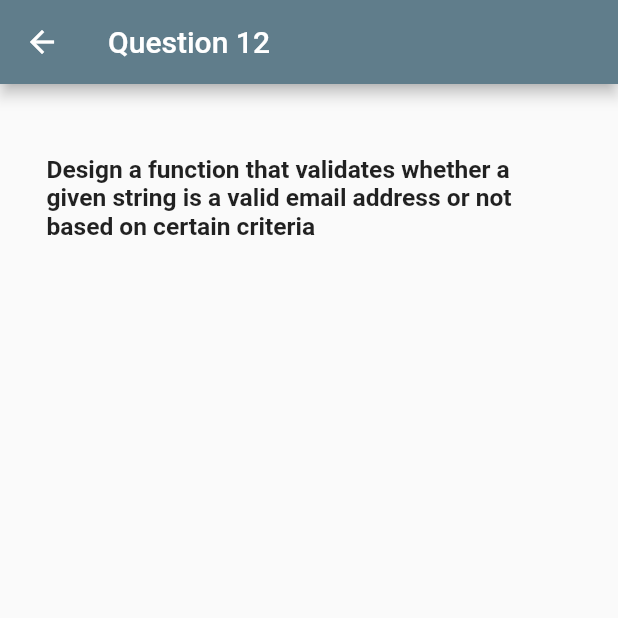
After one commit to quezera97/example_technical_questions, a Flutter app: the Question12 screen opened directly, on a phone screen of 412 x 824 dp, the top half of it. The commit adds this screen. Run offline on Flutter 3.47's test engine with Material 2 defaults, Android fonts, the phone set to English and light mode, and no system bars; our stand-ins replace carousel_slider, flutter_widget_from_html, math_expressions, shared_preferences; missing offline and left inert: currency_formatter, flutter_inappwebview; accounts and stored records are empty.

Commit message:
question 11 - flutter

```diff
--- a/technical_question_flutter/lib/dashboard.dart
+++ b/technical_question_flutter/lib/dashboard.dart
@@ -4,6 +4,12 @@ import 'package:flutter_inappwebview/flutter_inappwebview.dart';
 import 'pages/intermission_question_5.dart';
 import 'pages/question_1.dart';
 import 'pages/question_10.dart';
+import 'pages/question_11.dart';
+import 'pages/question_12.dart';
+import 'pages/question_13.dart';
+import 'pages/question_14.dart';
+import 'pages/question_15.dart';
+import 'pages/question_16.dart';
 import 'pages/question_2.dart';
 import 'pages/question_3.dart';
 import 'pages/question_4.dart';
@@ -95,34 +101,70 @@ class _DashboardState extends State<Dashboard> {
                       MaterialPageRoute(builder: (context) => IntermissionQuestion5()),
                     );
                   }),
-                  generateWidget.createSimpleButton('Question 6', () async {
+                  generateWidget.createSimpleButton('Question 6', () {
                     Navigator.push(
                       context,
                       MaterialPageRoute(builder: (context) => const Question6()),
                     );
                   }),
-                  generateWidget.createSimpleButton('Question 7', () async {
+                  generateWidget.createSimpleButton('Question 7', () {
                     Navigator.push(
                       context,
                       MaterialPageRoute(builder: (context) => const Question7()),
                     );
                   }),
-                  generateWidget.createSimpleButton('Question 8', () async {
+                  generateWidget.createSimpleButton('Question 8', () {
                     Navigator.push(
                       context,
                       MaterialPageRoute(builder: (context) => const Question8()),
                     );
                   }),
-                  generateWidget.createSimpleButton('Question 9', () async {
+                  generateWidget.createSimpleButton('Question 9', () {
                     Navigator.push(
                       context,
                       MaterialPageRoute(builder: (context) => const Question9()),
                     );
                   }),
-                  generateWidget.createSimpleButton('Question 10', () async {
+                  generateWidget.createSimpleButton('Question 10', () {
                     Navigator.push(
                       context,
                       MaterialPageRoute(builder: (context) => const Question10()),
+                    );
+                  }),
+                  generateWidget.createSimpleButton('Question 11', () {
+                    Navigator.push(
+                      context,
+                      MaterialPageRoute(builder: (context) => const Question11()),
+                    );
+                  }),
+                  generateWidget.createSimpleButton('Question 12', () {
+                    Navigator.push(
+                      context,
+                      MaterialPageRoute(builder: (context) => const Question12()),
+                    );
+                  }),
+                  generateWidget.createSimpleButton('Question 13', () {
+                    Navigator.push(
+                      context,
+                      MaterialPageRoute(builder: (context) => const Question13()),
+                    );
+                  }),
+                  generateWidget.createSimpleButton('Question 14', () {
+                    Navigator.push(
+                      context,
+                      MaterialPageRoute(builder: (context) => const Question14()),
+                    );
+                  }),
+                  generateWidget.createSimpleButton('Question 15', () {
+                    Navigator.push(
+                      context,
+                      MaterialPageRoute(builder: (context) => const Question15()),
+                    );
+                  }),
+                  generateWidget.createSimpleButton('Question 16', () {
+                    Navigator.push(
+                      context,
+                      MaterialPageRoute(builder: (context) => const Question16()),
                     );
                   }),
                 ].map((button) {
--- /dev/null
+++ b/technical_question_flutter/lib/pages/question_12.dart
@@ -0,0 +1,44 @@
+import 'package:flutter/material.dart';
+import 'package:flutter_widget_from_html/flutter_widget_from_html.dart';
+
+import '../widget/reuse_widget.dart';
+
+class Question12 extends StatefulWidget {
+  const Question12({super.key});
+
+  @override
+  State<Question12> createState() => _Question12State();
+}
+
+class _Question12State extends State<Question12> {
+  final generateWidget = GenerateWidget();
+
+  @override
+  Widget build(BuildContext context) {
+    return Scaffold(
+      appBar: AppBar(
+        title: const Text('Question 12'),
+        backgroundColor: generateWidget.excludeWhiteColor(),
+      ),
+      body: Padding(
+        padding: const EdgeInsets.all(16.0),
+        child: SingleChildScrollView(
+          child: Column(
+            mainAxisAlignment: MainAxisAlignment.center,
+            children: [
+              const Padding(
+                padding: EdgeInsets.all(15),
+                child: HtmlWidget(
+                  '''
+                <h3>Design a function that validates whether a given string is a valid email address or not based on certain criteria</h3>
+                ''',
+                ),
+              ),
+              const SizedBox(height: 10),
+            ]
+          ),
+        ),
+      ),
+    );
+  }
+}
--- a/technical_question_flutter/lib/pages/question_2.dart
+++ b/technical_question_flutter/lib/pages/question_2.dart
@@ -27,7 +27,7 @@ class _Question2State extends State<Question2> {
   String wordConstructed = '';
   List<String> listOfLongestWord = [];
 
-  void checkString(String value) {
+  void checkString(dynamic value) {
     countEachVowel = 0;
     countEachNumber = 0;
     countEachConsonant = 0;
--- a/technical_question_flutter/lib/pages/question_8.dart
+++ b/technical_question_flutter/lib/pages/question_8.dart
@@ -16,7 +16,7 @@ class _Question8State extends State<Question8> {
   final textController = TextEditingController();
   var reversedString = '';
 
-  void reverseString(String value) {
+  void reverseString(dynamic value) {
     reversedString = value.split('').reversed.join();
 
     setState(() {
--- a/technical_question_flutter/lib/widget/reuse_widget.dart
+++ b/technical_question_flutter/lib/widget/reuse_widget.dart
@@ -48,7 +48,7 @@ class GenerateWidget {
     TextEditingController controller,
     String labelText,
     String hintText,
-    Function(String) functionCallBack,
+    Function(dynamic) functionCallBack,
     List<TextInputFormatter>? inputFormatters,
     TextInputType keyboardType,
   ) {
--- a/technical_question_flutter/pubspec.yaml
+++ b/technical_question_flutter/pubspec.yaml
@@ -41,6 +41,7 @@ dependencies:
   carousel_slider: ^4.2.1
   flutter_launcher_icons: ^0.13.1
   currency_formatter: ^2.2.0
+  shared_preferences: ^2.2.2
 
 flutter_launcher_icons:
   android: "launcher_icon"
```
Also changed, not shown: technical_question_flutter/lib/pages/question_10.dart (+46 -2 lines), technical_question_flutter/lib/pages/question_11.dart (added, +115 -0 lines), technical_question_flutter/lib/pages/question_13.dart (added, +44 -0 lines), technical_question_flutter/lib/pages/question_14.dart (added, +44 -0 lines), technical_question_flutter/lib/pages/question_15.dart (added, +44 -0 lines), technical_question_flutter/lib/pages/question_16.dart (added, +44 -0 lines), technical_question_flutter/lib/pages/question_7.dart (+4 -4 lines), technical_question_flutter/lib/pages/question_9.dart (+30 -2 lines), technical_question_flutter/pubspec.lock, 1 other file.
